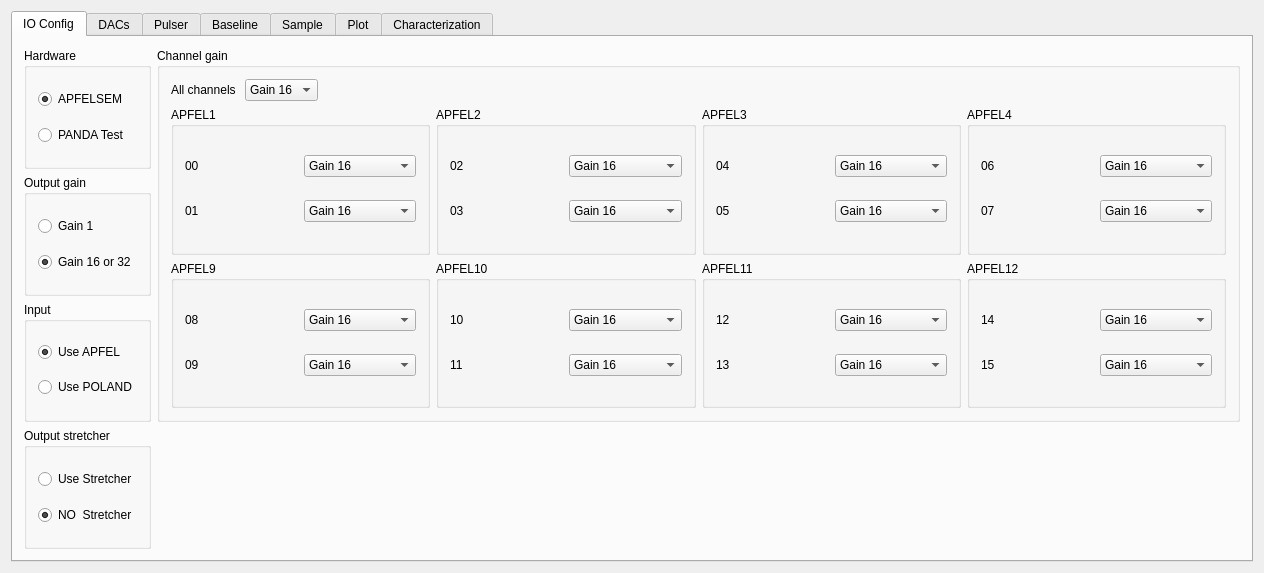
The window that mbspex/gui/qt/apfel/ApfelWidget.ui (gsi-ee/drivers) describes before a commit, drawn with Qt 5.
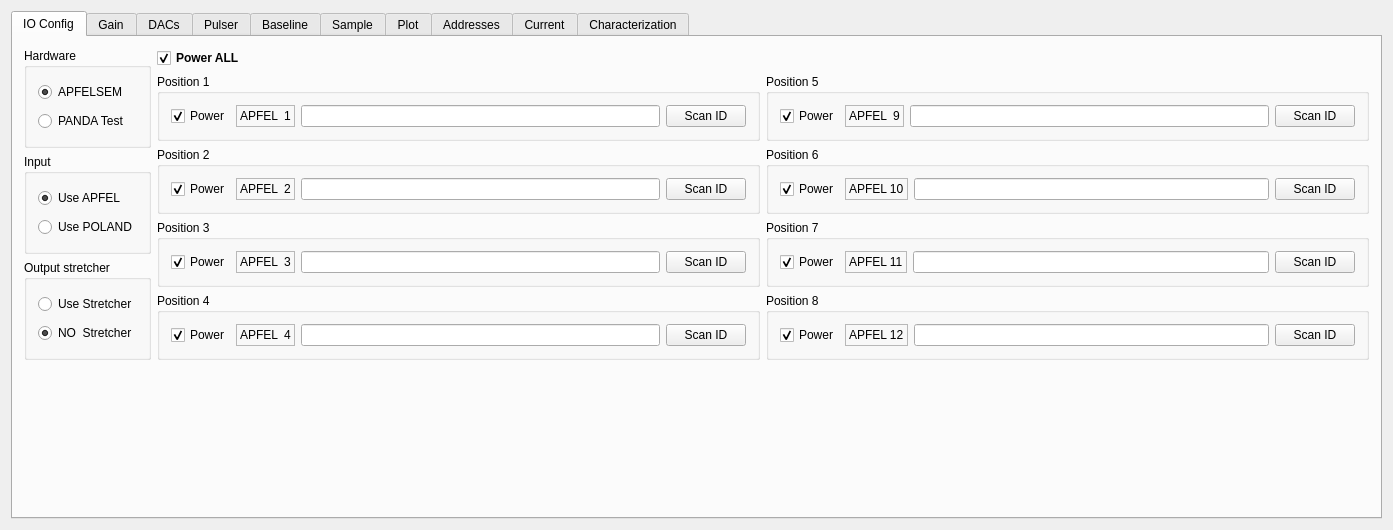
The same window after the commit. Custom widgets are drawn as their Qt base class.

Commit message: mbspex apfel gui: first implementation of power switches for chips. Under construction

Diff of the .ui file:
```diff
--- a/mbspex/gui/qt/apfel/ApfelWidget.ui
+++ b/mbspex/gui/qt/apfel/ApfelWidget.ui
@@ -6,14 +6,14 @@
    <rect>
     <x>0</x>
     <y>0</y>
-    <width>1264</width>
-    <height>517</height>
+    <width>1393</width>
+    <height>530</height>
    </rect>
   </property>
   <property name="windowTitle">
    <string>APFEL Widget</string>
   </property>
-  <layout class="QGridLayout" name="gridLayout_3">
+  <layout class="QGridLayout" name="gridLayout_41">
    <item row="0" column="0">
     <widget class="QTabWidget" name="ApfelTabWidget">
      <property name="currentIndex">
@@ -23,40 +23,609 @@
       <attribute name="title">
        <string>IO Config</string>
       </attribute>
-      <layout class="QGridLayout" name="gridLayout_4">
+      <layout class="QFormLayout" name="formLayout_4">
        <item row="0" column="0">
-        <widget class="QGroupBox" name="SetupSelectBox">
+        <layout class="QGridLayout" name="gridLayout_26">
+         <item row="0" column="0">
+          <widget class="QGroupBox" name="SetupSelectBox">
+           <property name="title">
+            <string>Hardware</string>
+           </property>
+           <layout class="QGridLayout" name="gridLayout_28">
+            <item row="0" column="0">
+             <widget class="QRadioButton" name="PasemRadioButton">
+              <property name="text">
+               <string>APFELSEM</string>
+              </property>
+              <property name="checked">
+               <bool>true</bool>
+              </property>
+             </widget>
+            </item>
+            <item row="1" column="0">
+             <widget class="QRadioButton" name="PandaRadioButton">
+              <property name="text">
+               <string>PANDA Test</string>
+              </property>
+             </widget>
+            </item>
+           </layout>
+          </widget>
+         </item>
+         <item row="1" column="0">
+          <widget class="QGroupBox" name="InputSelectBox">
+           <property name="title">
+            <string>Input</string>
+           </property>
+           <layout class="QGridLayout" name="gridLayout_16">
+            <item row="0" column="0">
+             <widget class="QRadioButton" name="ApfelRadioButton">
+              <property name="text">
+               <string>Use APFEL</string>
+              </property>
+              <property name="checked">
+               <bool>true</bool>
+              </property>
+             </widget>
+            </item>
+            <item row="1" column="0">
+             <widget class="QRadioButton" name="PolandRadioButton">
+              <property name="text">
+               <string>Use POLAND</string>
+              </property>
+             </widget>
+            </item>
+           </layout>
+          </widget>
+         </item>
+         <item row="2" column="0">
+          <widget class="QGroupBox" name="StretcherSelectBox">
+           <property name="title">
+            <string>Output stretcher</string>
+           </property>
+           <layout class="QGridLayout" name="gridLayout_27">
+            <item row="0" column="0">
+             <widget class="QRadioButton" name="StretcherOnRadioButton">
+              <property name="text">
+               <string>Use Stretcher</string>
+              </property>
+             </widget>
+            </item>
+            <item row="1" column="0">
+             <widget class="QRadioButton" name="StretcherOffRadioButton">
+              <property name="text">
+               <string>NO  Stretcher</string>
+              </property>
+              <property name="checked">
+               <bool>true</bool>
+              </property>
+             </widget>
+            </item>
+           </layout>
+          </widget>
+         </item>
+        </layout>
+       </item>
+       <item row="0" column="1">
+        <layout class="QGridLayout" name="gridLayout_30">
+         <item row="0" column="0">
+          <widget class="QCheckBox" name="PowerCheckBox_all">
+           <property name="font">
+            <font>
+             <weight>75</weight>
+             <bold>true</bold>
+            </font>
+           </property>
+           <property name="toolTip">
+            <string>Switch power of APFEL in ALL mounting positions</string>
+           </property>
+           <property name="text">
+            <string>Power ALL</string>
+           </property>
+           <property name="checked">
+            <bool>true</bool>
+           </property>
+          </widget>
+         </item>
+         <item row="0" column="1">
+          <spacer name="horizontalSpacer">
+           <property name="orientation">
+            <enum>Qt::Horizontal</enum>
+           </property>
+           <property name="sizeHint" stdset="0">
+            <size>
+             <width>40</width>
+             <height>20</height>
+            </size>
+           </property>
+          </spacer>
+         </item>
+         <item row="1" column="0" colspan="2">
+          <layout class="QGridLayout" name="gridLayout_5">
+           <item row="0" column="0">
+            <widget class="QGroupBox" name="PowerGroupBox_1">
+             <property name="title">
+              <string>Position 1</string>
+             </property>
+             <layout class="QHBoxLayout" name="horizontalLayout_4">
+              <item>
+               <widget class="QCheckBox" name="PowerCheckBox_1">
+                <property name="toolTip">
+                 <string>Switch power of APFEL in this mounting position</string>
+                </property>
+                <property name="text">
+                 <string>Power</string>
+                </property>
+                <property name="checked">
+                 <bool>true</bool>
+                </property>
+               </widget>
+              </item>
+              <item>
+               <widget class="QLabel" name="ApfelAdressLabel_1">
+                <property name="toolTip">
+                 <string>Addres ID of APFEL in this mounting position</string>
+                </property>
+                <property name="frameShape">
+                 <enum>QFrame::StyledPanel</enum>
+                </property>
+                <property name="text">
+                 <string>APFEL  1</string>
+                </property>
+               </widget>
+              </item>
+              <item>
+               <widget class="QLineEdit" name="ApfelSerialNum_1">
+                <property name="toolTip">
+                 <string>&lt;html&gt;&lt;head/&gt;&lt;body&gt;&lt;p&gt;Please type APFEL serial id number for device at this position, or use qrcode scanner by pressing the button&lt;/p&gt;&lt;/body&gt;&lt;/html&gt;</string>
+                </property>
+                <property name="readOnly">
+                 <bool>false</bool>
+                </property>
+               </widget>
+              </item>
+              <item>
+               <widget class="QPushButton" name="ScanSerialPushButton_1">
+                <property name="toolTip">
+                 <string>Press this button to get APFEL serial number from QRCODE scanner</string>
+                </property>
+                <property name="text">
+                 <string>Scan ID</string>
+                </property>
+               </widget>
+              </item>
+             </layout>
+            </widget>
+           </item>
+           <item row="0" column="1">
+            <widget class="QGroupBox" name="PowerGroupBox_5">
+             <property name="title">
+              <string>Position 5</string>
+             </property>
+             <layout class="QHBoxLayout" name="horizontalLayout_99">
+              <item>
+               <widget class="QCheckBox" name="PowerCheckBox_5">
+                <property name="toolTip">
+                 <string>Switch power of APFEL in this mounting position</string>
+                </property>
+                <property name="text">
+                 <string>Power</string>
+                </property>
+                <property name="checked">
+                 <bool>true</bool>
+                </property>
+               </widget>
+              </item>
+              <item>
+               <widget class="QLabel" name="ApfelAdressLabel_5">
+                <property name="toolTip">
+                 <string>Addres ID of APFEL in this mounting position</string>
+                </property>
+                <property name="frameShape">
+                 <enum>QFrame::StyledPanel</enum>
+                </property>
+                <property name="text">
+                 <string>APFEL  9</string>
+                </property>
+               </widget>
+              </item>
+              <item>
+               <widget class="QLineEdit" name="ApfelSerialNum_5">
+                <property name="toolTip">
+                 <string>&lt;html&gt;&lt;head/&gt;&lt;body&gt;&lt;p&gt;Please type APFEL serial id number for device at this position, or use qrcode scanner by pressing the button&lt;/p&gt;&lt;/body&gt;&lt;/html&gt;</string>
+                </property>
+                <property name="readOnly">
+                 <bool>false</bool>
+                </property>
+               </widget>
+              </item>
+              <item>
+               <widget class="QPushButton" name="ScanSerialPushButton_5">
+                <property name="toolTip">
+                 <string>Press this button to get APFEL serial number from QRCODE scanner</string>
+                </property>
+                <property name="text">
+                 <string>Scan ID</string>
+                </property>
+               </widget>
+              </item>
+             </layout>
+            </widget>
+           </item>
+           <item row="1" column="0">
+            <widget class="QGroupBox" name="PowerGroupBox_2">
+             <property name="title">
+              <string>Position 2</string>
+             </property>
+             <layout class="QHBoxLayout" name="horizontalLayout_96">
+              <item>
+               <widget class="QCheckBox" name="PowerCheckBox_2">
+                <property name="toolTip">
+                 <string>Switch power of APFEL in this mounting position</string>
+                </property>
+                <property name="text">
+                 <string>Power</string>
+                </property>
+                <property name="checked">
+                 <bool>true</bool>
+                </property>
+               </widget>
+              </item>
+              <item>
+               <widget class="QLabel" name="ApfelAdressLabel_2">
+                <property name="toolTip">
+                 <string>Addres ID of APFEL in this mounting position</string>
+                </property>
+                <property name="frameShape">
+                 <enum>QFrame::StyledPanel</enum>
+                </property>
+                <property name="text">
+                 <string>APFEL  2</string>
+                </property>
+               </widget>
+              </item>
+              <item>
+               <widget class="QLineEdit" name="ApfelSerialNum_2">
+                <property name="toolTip">
+                 <string>&lt;html&gt;&lt;head/&gt;&lt;body&gt;&lt;p&gt;Please type APFEL serial id number for device at this position, or use qrcode scanner by pressing the button&lt;/p&gt;&lt;/body&gt;&lt;/html&gt;</string>
+                </property>
+                <property name="readOnly">
+                 <bool>false</bool>
+                </property>
+               </widget>
+              </item>
+              <item>
+               <widget class="QPushButton" name="ScanSerialPushButton_2">
+                <property name="toolTip">
+                 <string>Press this button to get APFEL serial number from QRCODE scanner</string>
+                </property>
+                <property name="text">
+                 <string>Scan ID</string>
+                </property>
+               </widget>
+              </item>
+             </layout>
+            </widget>
+           </item>
+           <item row="1" column="1">
+            <widget class="QGroupBox" name="PowerGroupBox_6">
+             <property name="title">
+              <string>Position 6</string>
+             </property>
+             <layout class="QHBoxLayout" name="horizontalLayout_100">
+              <item>
+               <widget class="QCheckBox" name="PowerCheckBox_6">
+                <property name="toolTip">
+                 <string>Switch power of APFEL in this mounting position</string>
+                </property>
+                <property name="text">
+                 <string>Power</string>
+                </property>
+                <property name="checked">
+                 <bool>true</bool>
+                </property>
+               </widget>
+              </item>
+              <item>
+               <widget class="QLabel" name="ApfelAdressLabel_6">
+                <property name="toolTip">
+                 <string>Addres ID of APFEL in this mounting position</string>
+                </property>
+                <property name="frameShape">
+                 <enum>QFrame::StyledPanel</enum>
+                </property>
+                <property name="text">
+                 <string>APFEL 10</string>
+                </property>
+               </widget>
+              </item>
+              <item>
+               <widget class="QLineEdit" name="ApfelSerialNum_6">
+                <property name="toolTip">
+                 <string>&lt;html&gt;&lt;head/&gt;&lt;body&gt;&lt;p&gt;Please type APFEL serial id number for device at this position, or use qrcode scanner by pressing the button&lt;/p&gt;&lt;/body&gt;&lt;/html&gt;</string>
+                </property>
+                <property name="readOnly">
+                 <bool>false</bool>
+                </property>
+               </widget>
+              </item>
+              <item>
+               <widget class="QPushButton" name="ScanSerialPushButton_6">
+                <property name="toolTip">
+                 <string>Press this button to get APFEL serial number from QRCODE scanner</string>
+                </property>
+                <property name="text">
+                 <string>Scan ID</string>
+                </property>
+               </widget>
+              </item>
+             </layout>
+            </widget>
+           </item>
+           <item row="2" column="0">
+            <widget class="QGroupBox" name="PowerGroupBox_3">
+             <property name="title">
+              <string>Position 3</string>
+             </property>
+             <layout class="QHBoxLayout" name="horizontalLayout_97">
+              <item>
+               <widget class="QCheckBox" name="PowerCheckBox_3">
+                <property name="toolTip">
+                 <string>Switch power of APFEL in this mounting position</string>
+                </property>
+                <property name="text">
+                 <string>Power</string>
+                </property>
+                <property name="checked">
+                 <bool>true</bool>
+                </property>
+               </widget>
+              </item>
+              <item>
+               <widget class="QLabel" name="ApfelAdressLabel_3">
+                <property name="toolTip">
+                 <string>Addres ID of APFEL in this mounting position</string>
+                </property>
+                <property name="frameShape">
+                 <enum>QFrame::StyledPanel</enum>
+                </property>
+                <property name="text">
+                 <string>APFEL  3</string>
+                </property>
+               </widget>
+              </item>
+              <item>
+               <widget class="QLineEdit" name="ApfelSerialNum_3">
+                <property name="toolTip">
+                 <string>&lt;html&gt;&lt;head/&gt;&lt;body&gt;&lt;p&gt;Please type APFEL serial id number for device at this position, or use qrcode scanner by pressing the button&lt;/p&gt;&lt;/body&gt;&lt;/html&gt;</string>
+                </property>
+                <property name="readOnly">
+                 <bool>false</bool>
+                </property>
+               </widget>
+              </item>
+              <item>
+               <widget class="QPushButton" name="ScanSerialPushButton_3">
+                <property name="toolTip">
+                 <string>Press this button to get APFEL serial number from QRCODE scanner</string>
+                </property>
+                <property name="text">
+                 <string>Scan ID</string>
+                </property>
+               </widget>
+              </item>
+             </layout>
+            </widget>
+           </item>
+           <item row="2" column="1">
+            <widget class="QGroupBox" name="PowerGroupBox_7">
+             <property name="title">
+              <string>Position 7</string>
+             </property>
+             <layout class="QHBoxLayout" name="horizontalLayout_101">
+              <item>
+               <widget class="QCheckBox" name="PowerCheckBox_7">
+                <property name="toolTip">
+                 <string>Switch power of APFEL in this mounting position</string>
+                </property>
+                <property name="text">
+                 <string>Power</string>
+                </property>
+                <property name="checked">
+                 <bool>true</bool>
+                </property>
+               </widget>
+              </item>
+              <item>
+               <widget class="QLabel" name="ApfelAdressLabel_7">
+                <property name="toolTip">
+                 <string>Addres ID of APFEL in this mounting position</string>
+                </property>
+                <property name="frameShape">
+                 <enum>QFrame::StyledPanel</enum>
+                </property>
+                <property name="text">
+                 <string>APFEL 11</string>
+                </property>
+               </widget>
+              </item>
+              <item>
+               <widget class="QLineEdit" name="ApfelSerialNum_7">
+                <property name="toolTip">
+                 <string>&lt;html&gt;&lt;head/&gt;&lt;body&gt;&lt;p&gt;Please type APFEL serial id number for device at this position, or use qrcode scanner by pressing the button&lt;/p&gt;&lt;/body&gt;&lt;/html&gt;</string>
+                </property>
+                <property name="readOnly">
+                 <bool>false</bool>
+                </property>
+               </widget>
+              </item>
+              <item>
+               <widget class="QPushButton" name="ScanSerialPushButton_7">
+                <property name="toolTip">
+                 <string>Press this button to get APFEL serial number from QRCODE scanner</string>
+                </property>
+                <property name="text">
+                 <string>Scan ID</string>
+                </property>
+               </widget>
+              </item>
+             </layout>
+            </widget>
+           </item>
+           <item row="3" column="0">
+            <widget class="QGroupBox" name="PowerGroupBox_4">
+             <property name="title">
+              <string>Position 4</string>
+             </property>
+             <layout class="QHBoxLayout" name="horizontalLayout_98">
+              <item>
+               <widget class="QCheckBox" name="PowerCheckBox_4">
+                <property name="toolTip">
+                 <string>Switch power of APFEL in this mounting position</string>
+                </property>
+                <property name="text">
+                 <string>Power</string>
+                </property>
+                <property name="checked">
+                 <bool>true</bool>
+                </property>
+               </widget>
+              </item>
+              <item>
+               <widget class="QLabel" name="ApfelAdressLabel_4">
+                <property name="toolTip">
+                 <string>Addres ID of APFEL in this mounting position</string>
+                </property>
+                <property name="frameShape">
+                 <enum>QFrame::StyledPanel</enum>
+                </property>
+                <property name="text">
+                 <string>APFEL  4</string>
+                </property>
+               </widget>
+              </item>
+              <item>
+               <widget class="QLineEdit" name="ApfelSerialNum_4">
+                <property name="toolTip">
+                 <string>&lt;html&gt;&lt;head/&gt;&lt;body&gt;&lt;p&gt;Please type APFEL serial id number for device at this position, or use qrcode scanner by pressing the button&lt;/p&gt;&lt;/body&gt;&lt;/html&gt;</string>
+                </property>
+                <property name="readOnly">
+                 <bool>false</bool>
+                </property>
+               </widget>
+              </item>
+              <item>
+               <widget class="QPushButton" name="ScanSerialPushButton_4">
+                <property name="toolTip">
+                 <string>Press this button to get APFEL serial number from QRCODE scanner</string>
+                </property>
+                <property name="text">
+                 <string>Scan ID</string>
+                </property>
+               </widget>
+              </item>
+             </layout>
+            </widget>
+           </item>
+           <item row="3" column="1">
+            <widget class="QGroupBox" name="PowerGroupBox_8">
+             <property name="title">
+              <string>Position 8</string>
+             </property>
+             <layout class="QHBoxLayout" name="horizontalLayout_102">
+              <item>
+               <widget class="QCheckBox" name="PowerCheckBox_8">
+                <property name="toolTip">
+                 <string>Switch power of APFEL in this mounting position</string>
+                </property>
+                <property name="text">
+                 <string>Power</string>
+                </property>
+                <property name="checked">
+                 <bool>true</bool>
+                </property>
+               </widget>
+              </item>
+              <item>
+               <widget class="QLabel" name="ApfelAdressLabel_8">
+                <property name="toolTip">
+                 <string>Addres ID of APFEL in this mounting position</string>
+                </property>
+                <property name="frameShape">
+                 <enum>QFrame::StyledPanel</enum>
+                </property>
+                <property name="text">
+                 <string>APFEL 12</string>
+                </property>
+               </widget>
+              </item>
+              <item>
+               <widget class="QLineEdit" name="ApfelSerialNum_8">
+                <property name="toolTip">
+                 <string>&lt;html&gt;&lt;head/&gt;&lt;body&gt;&lt;p&gt;Please type APFEL serial id number for device at this position, or use qrcode scanner by pressing the button&lt;/p&gt;&lt;/body&gt;&lt;/html&gt;</string>
+                </property>
+                <property name="readOnly">
+                 <bool>false</bool>
+                </property>
+               </widget>
+              </item>
+              <item>
+               <widget class="QPushButton" name="ScanSerialPushButton_8">
+                <property name="toolTip">
+                 <string>Press this button to get APFEL serial number from QRCODE scanner</string>
+                </property>
+                <property name="text">
+                 <string>Scan ID</string>
+                </property>
+               </widget>
+              </item>
+             </layout>
+            </widget>
+           </item>
+          </layout>
+         </item>
+        </layout>
+       </item>
+      </layout>
+     </widget>
+     <widget class="QWidget" name="tab_23">
+      <attribute name="title">
+       <string>Gain</string>
+      </attribute>
+      <layout class="QFormLayout" name="formLayout_3">
+       <item row="0" column="0">
+        <widget class="QGroupBox" name="OutputSelectBox">
          <property name="title">
-          <string>Hardware</string>
+          <string>Output gain</string>
          </property>
-         <layout class="QGridLayout" name="gridLayout_28">
+         <layout class="QGridLayout" name="gridLayout_4">
           <item row="0" column="0">
-           <widget class="QRadioButton" name="PasemRadioButton">
+           <widget class="QRadioButton" name="LoGainRadioButton">
             <property name="text">
-             <string>APFELSEM</string>
+             <string>Gain 1 </string>
+            </property>
+           </widget>
+          </item>
+          <item row="1" column="0">
+           <widget class="QRadioButton" name="HiGainRadioButton">
+            <property name="text">
+             <string>Gain 16 or 32</string>
             </property>
             <property name="checked">
              <bool>true</bool>
             </property>
            </widget>
           </item>
-          <item row="1" column="0">
-           <widget class="QRadioButton" name="PandaRadioButton">
-            <property name="text">
-             <string>PANDA Test</string>
-            </property>
-           </widget>
-          </item>
          </layout>
         </widget>
        </item>
-       <item row="0" column="1" rowspan="3">
+       <item row="0" column="1">
         <widget class="QGroupBox" name="OutputChannelBox">
          <property name="title">
           <string>Channel gain</string>
          </property>
-         <layout class="QGridLayout" name="gridLayout_26">
-          <item row="0" column="0" colspan="4">
+         <layout class="QGridLayout" name="gridLayout_17">
+          <item row="0" column="0" colspan="2">
            <layout class="QHBoxLayout" name="horizontalLayout_68">
             <item>
              <widget class="QLabel" name="gainalllabel">
@@ -569,97 +1138,6 @@
          </layout>
         </widget>
        </item>
-       <item row="1" column="0">
-        <widget class="QGroupBox" name="OutputSelectBox">
-         <property name="title">
-          <string>Output gain</string>
-         </property>
-         <layout class="QGridLayout" name="gridLayout_17">
-          <item row="0" column="0">
-           <widget class="QRadioButton" name="LoGainRadioButton">
-            <property name="text">
-             <string>Gain 1 </string>
-            </property>
-           </widget>
-          </item>
-          <item row="1" column="0">
-           <widget class="QRadioButton" name="HiGainRadioButton">
-            <property name="text">
-             <string>Gain 16 or 32</string>
-            </property>
-            <property name="checked">
-             <bool>true</bool>
-            </property>
-           </widget>
-          </item>
-         </layout>
-        </widget>
-       </item>
-       <item row="2" column="0">
-        <widget class="QGroupBox" name="InputSelectBox">
-         <property name="title">
-          <string>Input</string>
-         </property>
-         <layout class="QGridLayout" name="gridLayout_16">
-          <item row="0" column="0">
-           <widget class="QRadioButton" name="ApfelRadioButton">
-            <property name="text">
-             <string>Use APFEL</string>
-            </property>
-            <property name="checked">
-             <bool>true</bool>
-            </property>
-           </widget>
-          </item>
-          <item row="1" column="0">
-           <widget class="QRadioButton" name="PolandRadioButton">
-            <property name="text">
-             <string>Use POLAND</string>
-            </property>
-           </widget>
-          </item>
-         </layout>
-        </widget>
-       </item>
-       <item row="3" column="0">
-        <widget class="QGroupBox" name="StretcherSelectBox">
-         <property name="title">
-          <string>Output stretcher</string>
-         </property>
-         <layout class="QGridLayout" name="gridLayout_27">
-          <item row="0" column="0">
-           <widget class="QRadioButton" name="StretcherOnRadioButton">
-            <property name="text">
-             <string>Use Stretcher</string>
-            </property>
-           </widget>
-          </item>
-          <item row="1" column="0">
-           <widget class="QRadioButton" name="StretcherOffRadioButton">
-            <property name="text">
-             <string>NO  Stretcher</string>
-            </property>
-            <property name="checked">
-             <bool>true</bool>
-            </property>
-           </widget>
-          </item>
-         </layout>
-        </widget>
-       </item>
-       <item row="3" column="1">
-        <spacer name="horizontalSpacer_12">
-         <property name="orientation">
-          <enum>Qt::Horizontal</enum>
-         </property>
-         <property name="sizeHint" stdset="0">
-          <size>
-           <width>326</width>
-           <height>20</height>
-          </size>
-         </property>
-        </spacer>
-       </item>
       </layout>
      </widget>
      <widget class="QWidget" name="DACTab">
@@ -6728,138 +7206,83 @@
        </item>
       </layout>
      </widget>
+     <widget class="QWidget" name="tab_24">
+      <attribute name="title">
+       <string>Addresses</string>
+      </attribute>
+      <layout class="QFormLayout" name="formLayout_2">
+       <property name="fieldGrowthPolicy">
+        <enum>QFormLayout::AllNonFixedFieldsGrow</enum>
+       </property>
+      </layout>
+     </widget>
+     <widget class="QWidget" name="tab_25">
+      <attribute name="title">
+       <string>Current</string>
+      </attribute>
+      <layout class="QFormLayout" name="formLayout">
+       <item row="0" column="0">
+        <widget class="QGroupBox" name="PowerGroupBox">
+         <property name="title">
+          <string>Power supply</string>
+         </property>
+         <property name="checkable">
+          <bool>false</bool>
+         </property>
+         <layout class="QGridLayout" name="gridLayout_74">
+          <item row="3" column="0">
+           <widget class="QDoubleSpinBox" name="CurrentDoubleSpinBox">
+            <property name="enabled">
+             <bool>false</bool>
+            </property>
+            <property name="toolTip">
+             <string>Current from power supply for device</string>
+            </property>
+            <property name="suffix">
+             <string> mA</string>
+            </property>
+            <property name="maximum">
+             <double>5000.000000000000000</double>
+            </property>
+           </widget>
+          </item>
+          <item row="2" column="0">
+           <widget class="QDoubleSpinBox" name="VoltageDoubleSpinBox">
+            <property name="enabled">
+             <bool>false</bool>
+            </property>
+            <property name="toolTip">
+             <string>Voltage of power supply for device</string>
+            </property>
+            <property name="suffix">
+             <string> V</string>
+            </property>
+           </widget>
+          </item>
+          <item row="1" column="0">
+           <widget class="QCheckBox" name="AutoPowerscanCheckBox">
+            <property name="toolTip">
+             <string>Check to evaluate automatically via serial connection</string>
+            </property>
+            <property name="text">
+             <string>Scan from device</string>
+            </property>
+            <property name="checked">
+             <bool>true</bool>
+            </property>
+           </widget>
+          </item>
+         </layout>
+        </widget>
+       </item>
+      </layout>
+     </widget>
      <widget class="QWidget" name="tab_22">
       <attribute name="title">
        <string>Characterization</string>
       </attribute>
-      <layout class="QGridLayout" name="gridLayout_77">
-       <item row="0" column="0" rowspan="2">
-        <layout class="QVBoxLayout" name="verticalLayout_23">
-         <item>
-          <widget class="QGroupBox" name="IDgroupBox">
-           <property name="title">
-            <string>Board IDs</string>
-           </property>
-           <layout class="QGridLayout" name="gridLayout_72">
-            <item row="0" column="0">
-             <widget class="QCheckBox" name="AutoBoardIDScanCheckBox">
-              <property name="toolTip">
-               <string>Check to evaluate automatically via serial connection</string>
-              </property>
-              <property name="text">
-               <string>Scan Barcode</string>
-              </property>
-              <property name="checked">
-               <bool>false</bool>
-              </property>
-             </widget>
-            </item>
-            <item row="1" column="0">
-             <layout class="QHBoxLayout" name="horizontalLayout_95">
-              <item>
-               <layout class="QVBoxLayout" name="verticalLayout_17">
-                <item>
-                 <widget class="QLabel" name="ApfelIDLabel">
-                  <property name="text">
-                   <string>APFEL ID 1</string>
-                  </property>
-                 </widget>
-                </item>
-                <item>
-                 <widget class="QLabel" name="ApfelIDLabel_2">
-                  <property name="text">
-                   <string>APFEL ID 2</string>
-                  </property>
-                 </widget>
-                </item>
-               </layout>
-              </item>
-              <item>
-               <layout class="QVBoxLayout" name="verticalLayout_16">
-                <item>
-                 <widget class="QLineEdit" name="ApfelID1_lineEdit">
-                  <property name="toolTip">
-                   <string>Please type primary Apfel id of selected device</string>
-                  </property>
-                  <property name="readOnly">
-                   <bool>false</bool>
-                  </property>
-                 </widget>
-                </item>
-                <item>
-                 <widget class="QLineEdit" name="ApfelID2_lineEdit">
-                  <property name="toolTip">
-                   <string>Please type secondary id</string>
-                  </property>
-                  <property name="readOnly">
-                   <bool>false</bool>
-                  </property>
-                 </widget>
-                </item>
-               </layout>
-              </item>
-             </layout>
-            </item>
-           </layout>
-          </widget>
-         </item>
-         <item>
-          <widget class="QGroupBox" name="PowerGroupBox">
-           <property name="title">
-            <string>Power supply</string>
-           </property>
-           <property name="checkable">
-            <bool>false</bool>
-           </property>
-           <layout class="QGridLayout" name="gridLayout_74">
-            <item row="3" column="0">
-             <widget class="QDoubleSpinBox" name="CurrentDoubleSpinBox">
-              <property name="enabled">
-               <bool>false</bool>
-              </property>
-              <property name="toolTip">
-               <string>Current from power supply for device</string>
-              </property>
-              <property name="suffix">
-               <string> mA</string>
-              </property>
-              <property name="maximum">
-               <double>5000.000000000000000</double>
-              </property>
-             </widget>
-            </item>
-            <item row="2" column="0">
-             <widget class="QDoubleSpinBox" name="VoltageDoubleSpinBox">
-              <property name="enabled">
-               <bool>false</bool>
-              </property>
-              <property name="toolTip">
-               <string>Voltage of power supply for device</string>
-              </property>
-              <property name="suffix">
-               <string> V</string>
-              </property>
-             </widget>
-            </item>
-            <item row="1" column="0">
-             <widget class="QCheckBox" name="AutoPowerscanCheckBox">
-              <property name="toolTip">
-               <string>Check to evaluate automatically via serial connection</string>
-              </property>
-              <property name="text">
-               <string>Scan from device</string>
-              </property>
-              <property name="checked">
-               <bool>true</bool>
-              </property>
-             </widget>
-            </item>
-           </layout>
-          </widget>
-         </item>
-        </layout>
-       </item>
-       <item row="0" column="1">
+      <layout class="QGridLayout" name="gridLayout_3">
+       <item row="0" column="0">
         <widget class="QGroupBox" name="BenchmarkControlgroupBox">
          <property name="title">
           <string>Control</string>
@@ -6963,7 +7386,7 @@
          </layout>
         </widget>
        </item>
-       <item row="0" column="2" rowspan="3">
+       <item row="0" column="1" rowspan="3">
         <widget class="KPlotWidget" name="BenchmarkPlotwidget">
          <property name="minimumSize">
           <size>
@@ -6999,7 +7422,7 @@
          </property>
         </widget>
        </item>
-       <item row="1" column="1">
+       <item row="1" column="0">
         <spacer name="verticalSpacer_5">
          <property name="orientation">
           <enum>Qt::Vertical</enum>
@@ -7007,12 +7430,12 @@
          <property name="sizeHint" stdset="0">
           <size>
            <width>20</width>
-           <height>86</height>
+           <height>112</height>
           </size>
          </property>
         </spacer>
        </item>
-       <item row="2" column="0" colspan="2">
+       <item row="2" column="0">
         <widget class="QGroupBox" name="TestgroupBox">
          <property name="title">
           <string>Benchmarks</string>
```
Left out of the diff: 1198 changed lines with no effect on the pictures. The commit also changes 8 other files.
